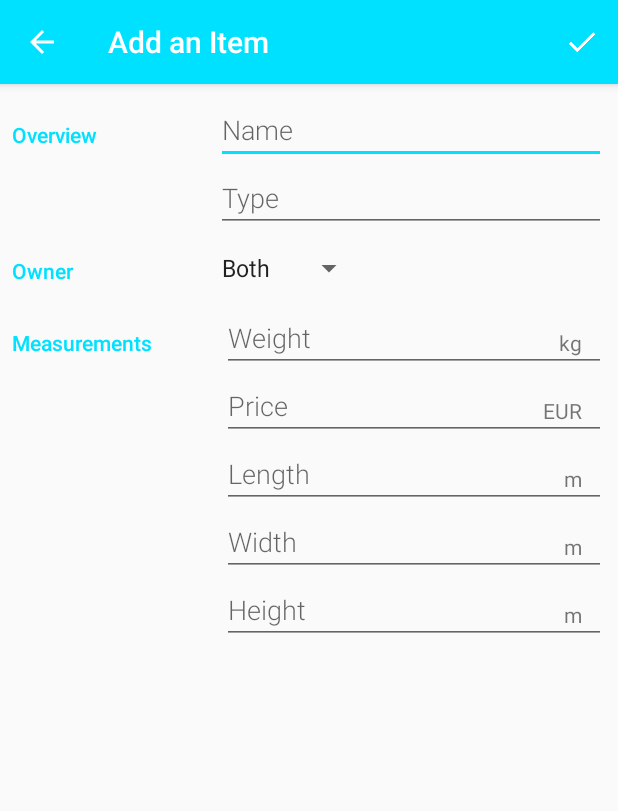
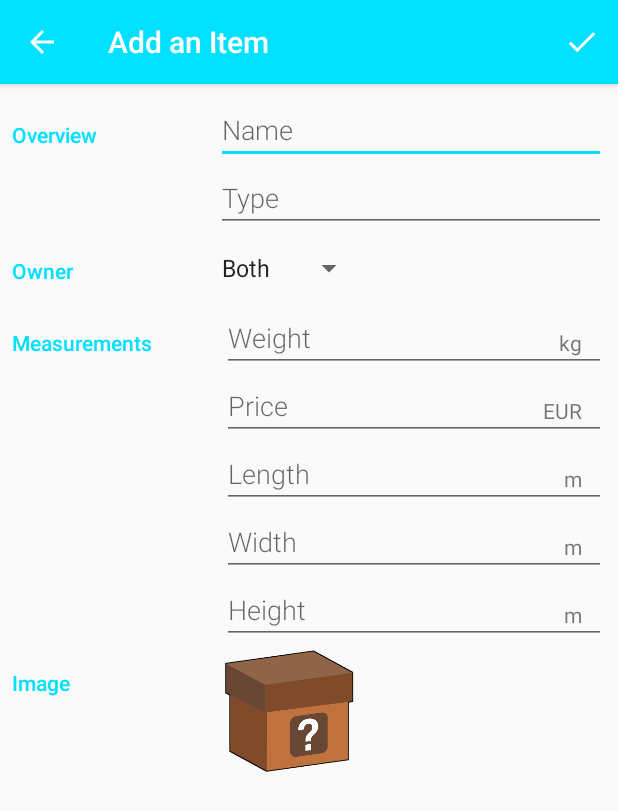
Before and after one commit to ottocruyt/Pernumerator, an Android app: the screen it shows after launch (EditorActivity), after a tap on an icon or button, on a phone screen of 412 x 824 dp. Shown: the top 811 px of the screen. Run offline under Robolectric (Android 15) with nearby library versions, the light colour scheme and no system bars.

Commit message:
image supported via dummy.

```diff
--- a/Pernumerator/app/src/main/AndroidManifest.xml
+++ b/Pernumerator/app/src/main/AndroidManifest.xml
@@ -14,7 +14,7 @@
           xmlns:android="http://schemas.android.com/apk/res/android">
 
     <application
-        android:allowBackup="true"
+        android:allowBackup="false"
         android:icon="@mipmap/ic_box_pern"
         android:label="@string/app_name"
         android:supportsRtl="true"
--- a/Pernumerator/app/src/main/java/be/android/pernumerator/data/ItemContract.java
+++ b/Pernumerator/app/src/main/java/be/android/pernumerator/data/ItemContract.java
@@ -140,6 +140,15 @@ public final class ItemContract {
         public final static String COLUMN_ITEM_DIM_W = "width";
         public final static String COLUMN_ITEM_DIM_H = "height";
 
+        /**
+         *
+         * Image of the item
+         *
+         * Type: BLOB
+         *
+         */
+        public final static String COLUMN_ITEM_IMG = "image";
+
 
 
 
--- a/Pernumerator/app/src/main/java/be/android/pernumerator/data/ItemDbHelper.java
+++ b/Pernumerator/app/src/main/java/be/android/pernumerator/data/ItemDbHelper.java
@@ -58,7 +58,8 @@ public class ItemDbHelper extends SQLiteOpenHelper {
                 + ItemContract.ItemEntry.COLUMN_ITEM_PRICE + " FLOAT NOT NULL DEFAULT 0, "
                 + ItemContract.ItemEntry.COLUMN_ITEM_DIM_L + " FLOAT NOT NULL DEFAULT 0, "
                 + ItemContract.ItemEntry.COLUMN_ITEM_DIM_W + " FLOAT NOT NULL DEFAULT 0, "
-                + ItemContract.ItemEntry.COLUMN_ITEM_DIM_H + " FLOAT NOT NULL DEFAULT 0);";
+                + ItemContract.ItemEntry.COLUMN_ITEM_DIM_H + " FLOAT NOT NULL DEFAULT 0, "
+                + ItemContract.ItemEntry.COLUMN_ITEM_IMG + " BLOB);";
 
         // Execute the SQL statement
         db.execSQL(SQL_CREATE_ITEMS_TABLE);
--- a/Pernumerator/app/src/main/java/be/android/pernumerator/data/ItemProvider.java
+++ b/Pernumerator/app/src/main/java/be/android/pernumerator/data/ItemProvider.java
@@ -186,6 +186,8 @@ public class ItemProvider extends ContentProvider {
 
         // No need to check the type, any value is valid (including null).
 
+        // No need to check the image, any value is valid (including null).
+
         // Get writable database
         SQLiteDatabase database = mDbHelper.getWritableDatabase();
 
@@ -296,6 +298,8 @@ public class ItemProvider extends ContentProvider {
 
         // No need to check the Type, any value is valid (including null).
 
+        // No need to check the image, any value is valid (including null).
+
         // If there are no values to update, then don't try to update the database
         if (values.size() == 0) {
             return 0;
--- a/Pernumerator/app/src/main/res/layout/activity_editor.xml
+++ b/Pernumerator/app/src/main/res/layout/activity_editor.xml
@@ -205,4 +205,38 @@
             </RelativeLayout>
         </LinearLayout>
     </LinearLayout>
+    <LinearLayout
+        android:id="@+id/container_image"
+        android:layout_width="match_parent"
+        android:layout_height="wrap_content"
+        android:orientation="horizontal">
+        <!-- Label -->
+        <TextView
+            style="@style/CategoryStyle"
+            android:text="@string/category_image" />
+        <!-- Input fields image-->
+        <LinearLayout
+            android:id="@+id/container_image_input_fields"
+            android:layout_width="0dp"
+            android:layout_height="wrap_content"
+            android:layout_weight="2"
+            android:orientation="vertical"
+            android:paddingLeft="4dp">
+
+            <RelativeLayout
+                android:layout_width="match_parent"
+                android:layout_height="wrap_content"
+                android:layout_weight="2"
+                android:paddingLeft="4dp">
+
+                <!-- image field -->
+                <ImageView
+                    android:id="@+id/edit_item_image"
+                    android:layout_width="wrap_content"
+                    android:layout_height="wrap_content"
+                    android:src="@drawable/ic_box_empty"/>
+            </RelativeLayout>
+        </LinearLayout>
+
+    </LinearLayout>
 </LinearLayout>
--- a/Pernumerator/app/src/main/res/values/strings.xml
+++ b/Pernumerator/app/src/main/res/values/strings.xml
@@ -92,6 +92,9 @@
     <!-- Label for measurement information in the editor [CHAR LIMIT=30] -->
     <string name="category_measurement">Measurements</string>
 
+    <!-- Label for image in the editor [CHAR LIMIT=30] -->
+    <string name="category_image">Image</string>
+
     <!-- Text hint for name field in the editor [CHAR LIMIT=30] -->
     <string name="hint_item_name">Name</string>
 
@@ -100,6 +103,10 @@
 
     <!-- Text hint for weight field in the editor [CHAR LIMIT=30] -->
     <string name="hint_item_weight">Weight</string>
+
+    <!-- Text hint for weight field in the editor [CHAR LIMIT=30] -->
+    <string name="hint_item_image">Image</string>
+
 
     <!-- Units for weight of the item (kilograms) [CHAR LIMIT=5] -->
     <string name="unit_item_weight">kg</string>
```
Also changed, not shown: Pernumerator/app/src/main/java/be/android/pernumerator/CatalogActivity.java (+15 -2 lines), Pernumerator/app/src/main/java/be/android/pernumerator/EditorActivity.java (+24 -2 lines), Pernumerator/app/src/main/java/be/android/pernumerator/data/ItemImageHandler.java (added, +22 -0 lines), 3 other files.
